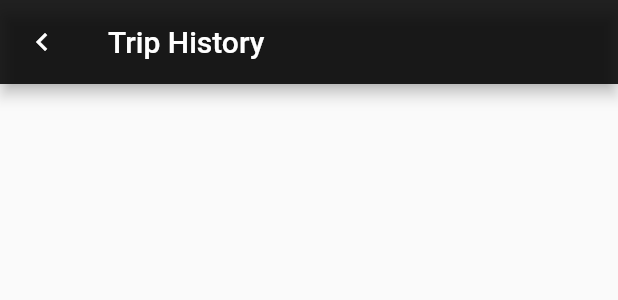
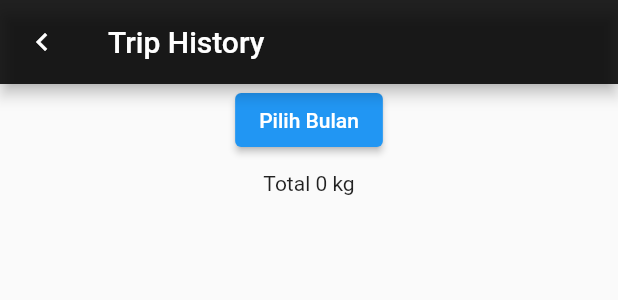
Before and after one commit to UmbuMFA/OjirAppDriver, a Flutter app: the EarningsTabPage widget shown alone on an empty page, opened directly, after a tap on "Total Trips", on a phone screen of 412 x 824 dp. Shown: the top 300 px of the screen. Run offline on Flutter 3.47's test engine with Material 2 defaults, Android fonts, the phone set to English and light mode, and no system bars; our stand-ins replace assets_audio_player, firebase_auth, firebase_core, firebase_database, firebase_messaging, firebase_storage and 7 more; missing offline and left inert: flutter_geofire, flutter_polyline_points, maps_toolkit, month_year_picker; accounts and stored records are empty; network calls fail.

Commit message:
filter trip by month

```diff
--- a/lib/AllScreens/historyScreen.dart
+++ b/lib/AllScreens/historyScreen.dart
@@ -2,43 +2,124 @@ import 'package:driver_app/AllWidgets/HistoryItem.dart';
 import 'package:driver_app/DataHandler/appData.dart';
 import 'package:driver_app/Models/history.dart';
 import 'package:flutter/material.dart';
+import 'package:flutter_localizations/flutter_localizations.dart';
+import 'package:month_year_picker/month_year_picker.dart';
 import 'package:provider/provider.dart';
 
-class HistoryScreen extends StatefulWidget {
+class HistoryScreen extends StatelessWidget {
+  // ------------------------------- CONSTRUCTORS ------------------------------
+  const HistoryScreen({
+    Key? key,
+  }) : super(key: key);
+
+  // --------------------------------- METHODS ---------------------------------
   @override
-  _HistoryScreenState createState() => _HistoryScreenState();
+  Widget build(BuildContext context) {
+    return MaterialApp(
+      debugShowCheckedModeBanner: false,
+      title: 'Month Year Picker Example',
+      home: HistoryContent(),
+      localizationsDelegates: [
+        GlobalWidgetsLocalizations.delegate,
+        GlobalMaterialLocalizations.delegate,
+        MonthYearPickerLocalizations.delegate,
+      ],
+    );
+  }
 }
 
-class _HistoryScreenState extends State<HistoryScreen> {
+
+class HistoryContent extends StatefulWidget {
+  @override
+  _HistoryContentState createState() => _HistoryContentState();
+}
+
+class _HistoryContentState extends State<HistoryContent> {
+  String bulan = "Pilih Bulan";
+  DateTime? selectedDate;
+  List<History> items = [];
+  List<History> filteredItems = [];
+
+  @override
+  void initState() {
+    super.initState();
+    selectedDate = DateTime.now();
+    items = Provider.of<AppData>(context, listen: false).tripHistoryDataList;
+    filteredItems =
+        Provider.of<AppData>(context, listen: false).tripHistoryDataList;
+  }
+
   @override
   Widget build(BuildContext context) {
     return Scaffold(
-
       appBar: AppBar(
         title: Text('Trip History'),
         backgroundColor: Colors.black87,
         leading: IconButton(
-          onPressed: (){
+          onPressed: () {
             Navigator.pop(context);
           },
-          icon: Icon(Icons.keyboard_arrow_left),
+          icon: const Icon(Icons.keyboard_arrow_left),
         ),
       ),
+      body: Column(
+        children: [
+          ElevatedButton(
+              onPressed: () {
+                showMonthYearPicker(
+                  context: context,
+                  initialDate: selectedDate ?? DateTime.now(),
+                  firstDate: DateTime(DateTime.now().year - 1, 5),
+                  lastDate: DateTime(DateTime.now().year + 1, 9),
+                  locale: const Locale("id"),
+                ).then((value) {
+                  List<History> tmp = [];
+                  for (var element in items) {
+                    int month1 = DateTime.parse(element.date!).month;
+                    int year1 = DateTime.parse(element.date!).year;
+                    int month2 = value!.month;
+                    int year2 = value.year;
+                    if (month1 == month2 && year1 == year2) {
+                      tmp.add(element);
+                    }
+                  }
 
-      body: ListView.separated(
-        padding: EdgeInsets.all(0),
-        itemBuilder: (context, index)
-        {
-          return HistoryItem(
-            history: Provider.of<AppData>(context, listen: false).tripHistoryDataList[index],
-          );
-        },
-        separatorBuilder: (BuildContext context, int index) => Divider(thickness: 3.0, height: 3.0,),
-        itemCount: Provider.of<AppData>(context, listen: false).tripHistoryDataList.length,
-        physics: ClampingScrollPhysics(),
-        shrinkWrap: true,
+                  setState(() {
+                    selectedDate = value;
+                    bulan = "${selectedDate!.month} / ${selectedDate!.year}";
+                    filteredItems = tmp;
+                  });
+                });
+              },
+              child: Text(bulan)),
+          const SizedBox(
+            height: 10,
+          ),
+          Center(
+            child: Text(
+                "Total ${filteredItems.isNotEmpty ? filteredItems.map((e) => int.parse(e.berat!)).reduce((a, b) => a + b) : 0} kg"),
+          ),
+          const SizedBox(
+            height: 10,
+          ),
+          ListView.separated(
+            padding: const EdgeInsets.all(0),
+            itemBuilder: (context, index) {
+              return HistoryItem(
+                history: filteredItems[index],
+              );
+            },
+            separatorBuilder: (BuildContext context, int index) =>
+                const Divider(
+              thickness: 3.0,
+              height: 3.0,
+            ),
+            itemCount: filteredItems.length,
+            physics: const ClampingScrollPhysics(),
+            shrinkWrap: true,
+          ),
+        ],
       ),
-
     );
   }
 }
--- a/lib/AllScreens/registerationScreen.dart
+++ b/lib/AllScreens/registerationScreen.dart
@@ -265,7 +265,7 @@ class _RegisterationScreenState extends State<RegisterationScreen> {
         displayToastMessage(
             "Congratulations, your account has been created.", context);
 
-        Navigator.pushNamed(context, MainScreen.idScreen);
+        Navigator.pushNamedAndRemoveUntil(context, MainScreen.idScreen, (route) => false);
       });
     } else {
       Navigator.pop(context);
--- a/lib/Models/history.dart
+++ b/lib/Models/history.dart
@@ -1,4 +1,5 @@
 import 'package:firebase_database/firebase_database.dart';
+import 'package:intl/intl.dart';
 
 class History {
   String? paymentMethod;
@@ -7,14 +8,26 @@ class History {
   String? fares;
   String? dropOff;
   String? pickup;
+  String? id1;
+  String? id2;
+  String? date;
+  String? berat;
+  String? driver;
+  String? client;
 
   History(
       {this.paymentMethod,
-      this.createdAt,
-      this.status,
-      this.fares,
-      this.dropOff,
-      this.pickup});
+        this.createdAt,
+        this.status,
+        this.fares,
+        this.dropOff,
+        this.pickup,
+        this.id1,
+        this.id2,
+        this.date,
+        this.berat,
+        this.driver,
+        this.client});
 
   History.fromSnapshot(DataSnapshot snapshot) {
     paymentMethod = snapshot.child("payment_method").value.toString();
@@ -23,5 +36,11 @@ class History {
     fares = snapshot.child("fares").value.toString();
     dropOff = snapshot.child("dropoff_address").value.toString();
     pickup = snapshot.child("pickup_address").value.toString();
+    id1 = snapshot.child("id1").value.toString();
+    id2 = snapshot.child("id2").value.toString();
+    date = snapshot.child("date").value.toString();
+    berat = snapshot.child("berat").value.toString();
+    driver = snapshot.child("driver").value.toString();
+    client = snapshot.child("client").value.toString();
   }
 }
--- a/lib/tabsPages/earningsTabPage.dart
+++ b/lib/tabsPages/earningsTabPage.dart
@@ -1,11 +1,15 @@
 import 'package:driver_app/AllScreens/historyScreen.dart';
 import 'package:driver_app/DataHandler/appData.dart';
+import 'package:driver_app/Models/history.dart';
 import 'package:flutter/material.dart';
 import 'package:provider/provider.dart';
 
 class EarningsTabPage extends StatelessWidget {
   @override
   Widget build(BuildContext context) {
+    List<History> items =
+        Provider.of<AppData>(context, listen: false).tripHistoryDataList;
+
     return Column(
       children: [
         Container(
@@ -20,7 +24,7 @@ class EarningsTabPage extends StatelessWidget {
                   style: TextStyle(color: Colors.white),
                 ),
                 Text(
-                  Provider.of<AppData>(context, listen: false).earnings,
+                  "${items.isNotEmpty ? items.map((e) => int.parse(e.berat!)).reduce((a, b) => a + b) : 0} kg",
                   style: const TextStyle(
                       color: Colors.white,
                       fontSize: 50,
@@ -53,9 +57,7 @@ class EarningsTabPage extends StatelessWidget {
                 ),
                 Expanded(
                     child: Text(
-                  Provider.of<AppData>(context, listen: false)
-                      .countTrips
-                      .toString(),
+                  items.length.toString(),
                   textAlign: TextAlign.end,
                   style: const TextStyle(fontSize: 18),
                 )),
--- a/pubspec.yaml
+++ b/pubspec.yaml
@@ -47,6 +47,7 @@ dependencies:
   qr_flutter: ^3.2.0
   image_picker: ^0.8.4+4
   permission_handler: ^10.0.0
+  month_year_picker: ^0.2.0+1
 
 dev_dependencies:
   flutter_test:
```
Also changed, not shown: lib/AllWidgets/HistoryItem.dart (+3 -24 lines), lib/Assistants/assistantMethods.dart (+24 -12 lines), lib/tabsPages/homeTabPage.dart (+21 -21 lines), pubspec.lock, 1 other file.
